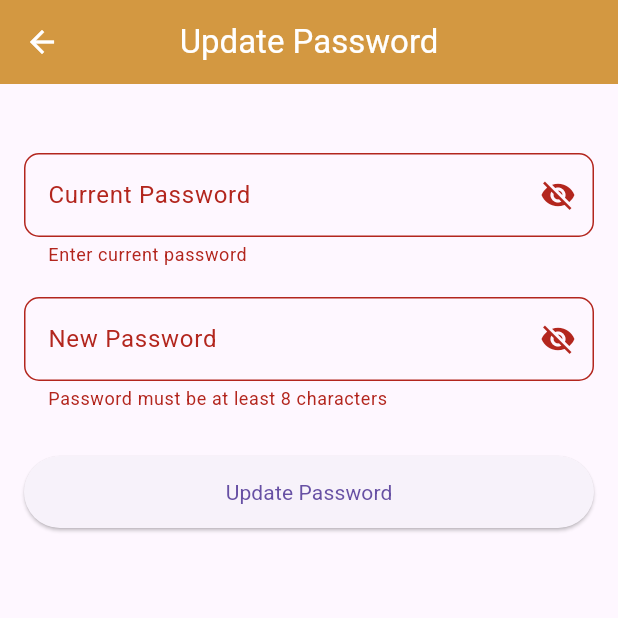
After one commit to sitpune2021/Elfinic-Commerce-LLC, a Flutter app: the UpdatePasswordScreen screen opened directly, after a tap on "Update Password", on a phone screen of 412 x 824 dp, the top half of it. The commit adds this screen. Run offline on Flutter 3.47's test engine with Material 3 defaults, Android fonts, the phone set to English and light mode, and no system bars; our stand-ins replace auto_size_text, cached_network_image, carousel_slider, connectivity_plus, curved_navigation_bar, flutter_countdown_timer and 16 more; missing offline and left inert: flutter_add_to_cart_button, razorpay_flutter, video_compress, video_thumbnail; accounts and stored records are empty; network calls fail; project files that could hold a hidden picture were left out.

Commit message:
update password in app

```diff
--- /dev/null
+++ b/lib/screens/update_password_screen.dart
@@ -0,0 +1,151 @@
+import 'package:elfinic_commerce_llc/providers/forgot%20password/forgot_password_provider.dart';
+import 'package:flutter/material.dart';
+import 'package:provider/provider.dart';
+
+class UpdatePasswordScreen extends StatefulWidget {
+  const UpdatePasswordScreen({super.key});
+
+  @override
+  State<UpdatePasswordScreen> createState() => _UpdatePasswordScreenState();
+}
+
+class _UpdatePasswordScreenState extends State<UpdatePasswordScreen> {
+  final _formKey = GlobalKey<FormState>();
+
+  final TextEditingController _currentPasswordController =
+      TextEditingController();
+  final TextEditingController _newPasswordController = TextEditingController();
+
+  bool _showCurrentPassword = false;
+  bool _showNewPassword = false;
+
+  @override
+  void dispose() {
+    _currentPasswordController.dispose();
+    _newPasswordController.dispose();
+    super.dispose();
+  }
+
+  Future<void> _updatePassword() async {
+    if (!_formKey.currentState!.validate()) return;
+
+    final provider = context.read<ForgotPasswordProvider>();
+
+    final success = await provider.updatePassword(
+      currentPassword: _currentPasswordController.text.trim(),
+      newPassword: _newPasswordController.text.trim(),
+    );
+
+    if (!mounted) return;
+
+    ScaffoldMessenger.of(context).showSnackBar(
+      SnackBar(
+        content: Text(
+          success
+              ? 'Password updated successfully'
+              : 'Current password is incorrect',
+        ),
+        backgroundColor: success ? Colors.green : Colors.red,
+      ),
+    );
+
+    if (success) Navigator.pop(context);
+  }
+
+  @override
+  Widget build(BuildContext context) {
+    final isLoading = context.watch<ForgotPasswordProvider>().isLoading;
+
+    return Scaffold(
+      appBar: AppBar(
+        title: const Text('Update Password'),
+        centerTitle: true,
+      ),
+      body: SingleChildScrollView(
+        padding: const EdgeInsets.all(16),
+        child: Form(
+          key: _formKey,
+          child: Column(
+            children: [
+              const SizedBox(height: 30),
+
+              /// Current Password
+              TextFormField(
+                controller: _currentPasswordController,
+                obscureText: !_showCurrentPassword,
+                decoration: InputDecoration(
+                  labelText: 'Current Password',
+                  border: OutlineInputBorder(
+                    borderRadius: BorderRadius.circular(10),
+                  ),
+                  suffixIcon: IconButton(
+                    icon: Icon(_showCurrentPassword
+                        ? Icons.visibility
+                        : Icons.visibility_off),
+                    onPressed: () {
+                      setState(() {
+                        _showCurrentPassword = !_showCurrentPassword;
+                      });
+                    },
+                  ),
+                ),
+                validator: (value) {
+                  if (value == null || value.isEmpty) {
+                    return 'Enter current password';
+                  }
+                  return null;
+                },
+              ),
+
+              const SizedBox(height: 20),
+
+              /// New Password
+              TextFormField(
+                controller: _newPasswordController,
+                obscureText: !_showNewPassword,
+                decoration: InputDecoration(
+                  labelText: 'New Password',
+                  border: OutlineInputBorder(
+                    borderRadius: BorderRadius.circular(10),
+                  ),
+                  suffixIcon: IconButton(
+                    icon: Icon(_showNewPassword
+                        ? Icons.visibility
+                        : Icons.visibility_off),
+                    onPressed: () {
+                      setState(() {
+                        _showNewPassword = !_showNewPassword;
+                      });
+                    },
+                  ),
+                ),
+                validator: (value) {
+                  if (value == null || value.length < 8) {
+                    return 'Password must be at least 8 characters';
+                  }
+                  return null;
+                },
+              ),
+
+              const SizedBox(height: 30),
+
+              /// Update Button
+              SizedBox(
+                width: double.infinity,
+                height: 48,
+                child: ElevatedButton(
+                  onPressed: isLoading ? null : _updatePassword,
+                  child: isLoading
+                      ? const CircularProgressIndicator(
+                          color: Colors.white,
+                        )
+                      : const Text('Update Password'),
+                ),
+              ),
+            ],
+          ),
+        ),
+      ),
+    );
+  }
+}
--- a/lib/services/api_service.dart
+++ b/lib/services/api_service.dart
@@ -39,6 +39,9 @@ class ApiService {
   // forgot password all api
   static String get forgotOtpSend => '$baseUrl/api/forgot-password/send-otp';
   static String get forgotOtpVerify => '$baseUrl/api/forgot-password/reset';
+
+  static String get updateUserPassword =>
+      '$baseUrl/api/user/profile/updatePassword';
 
   /// Products API
   static Uri get getProductsUrl => Uri.parse('$_baseUrl/api/getProductsList');
```
Also changed, not shown: lib/providers/forgot password/forgot_password_provider.dart (+19 -0 lines), lib/screens/ProfileScreen.dart (+14 -0 lines), lib/services/forgot_password_service.dart (+61 -0 lines).
